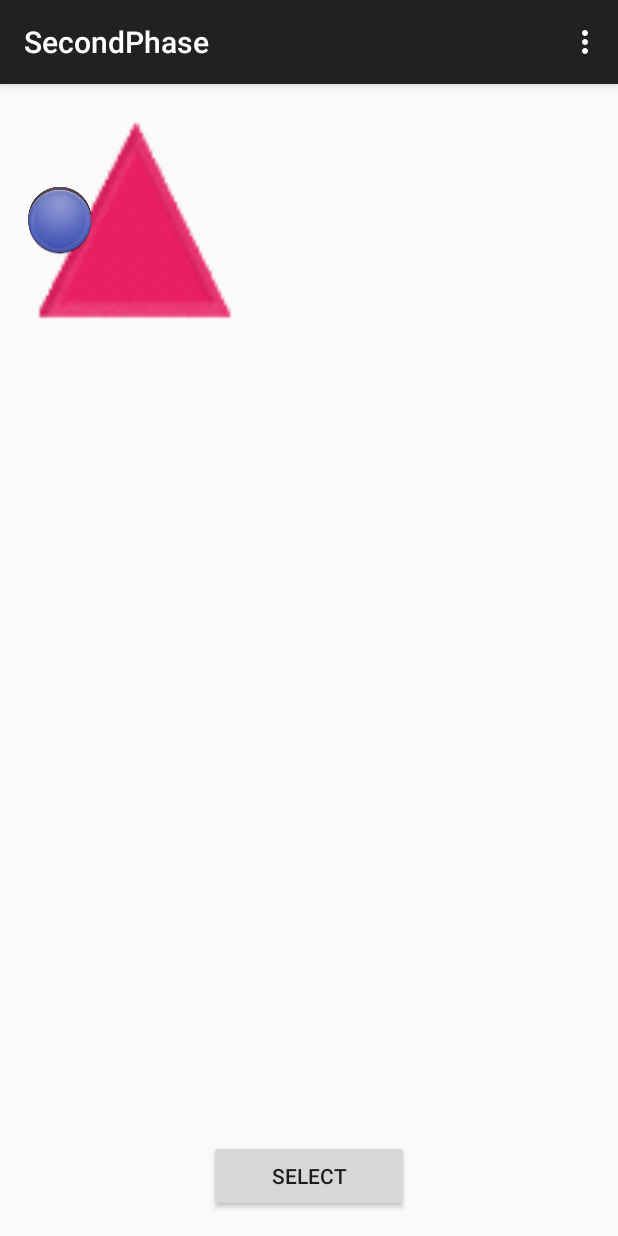
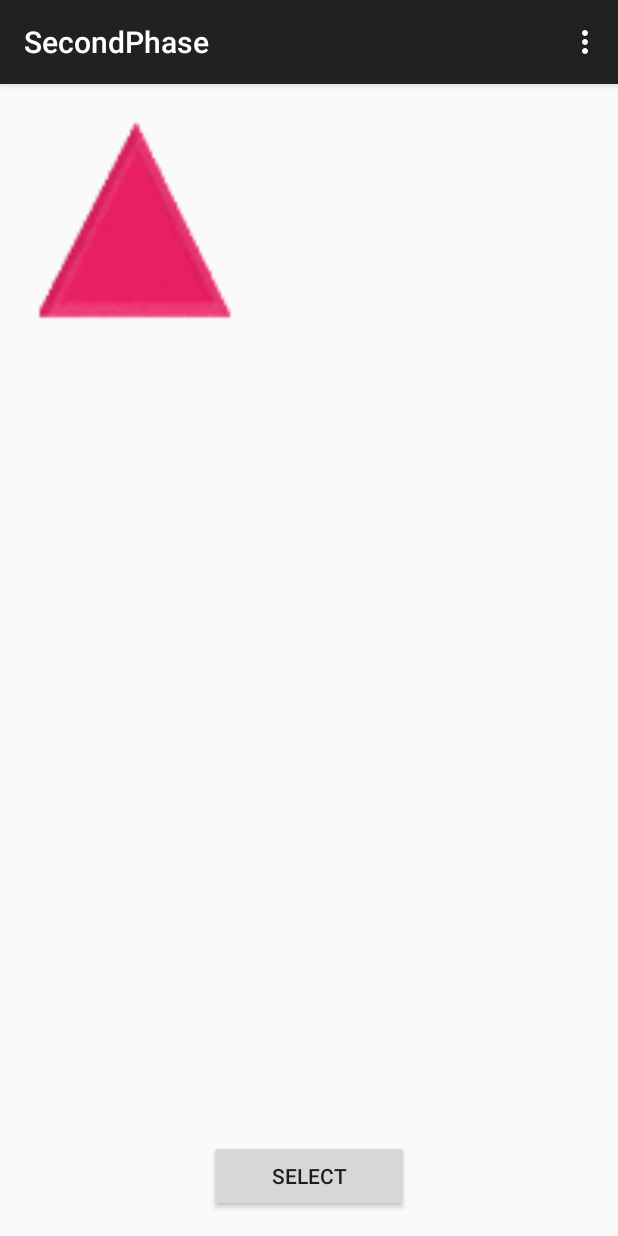
Before and after one commit to psyllost/CognitiveApp, an Android app: the screen it shows after launch (SecondPhase), on a phone screen of 412 x 824 dp. Run offline under Robolectric (Android 15) with nearby library versions, the phone set to English and light mode, and no system bars.

Commit message:
Refined shapes

```diff
--- a/app/src/main/res/drawable/customdrawablecheckbox.xml
+++ b/app/src/main/res/drawable/customdrawablecheckbox.xml
@@ -1,6 +1,6 @@
 <?xml version="1.0" encoding="utf-8"?>
 <selector  xmlns:android="http://schemas.android.com/apk/res/android">
-    <item android:state_checked="false" android:drawable="@drawable/blue_circle" />
-    <item android:state_checked="true" android:drawable="@drawable/blue_rect" />
+
+    <item android:state_checked="true" android:drawable="@drawable/checked" />
 
 </selector>
```
